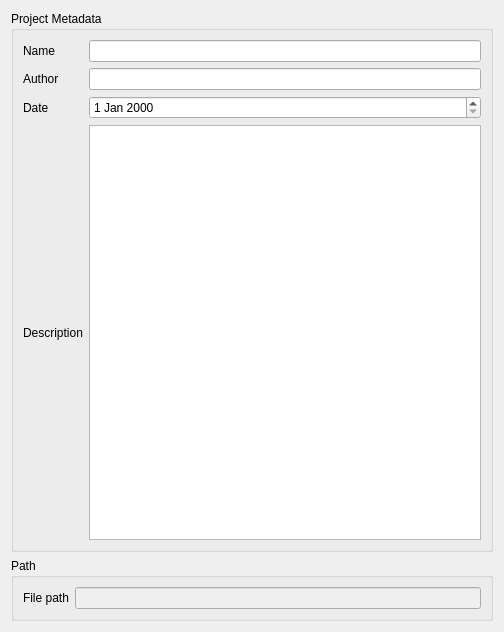
Before: the Qt Designer form ui/project_widget.ui in Eltee/cdegs-aid, drawn with Qt 5.
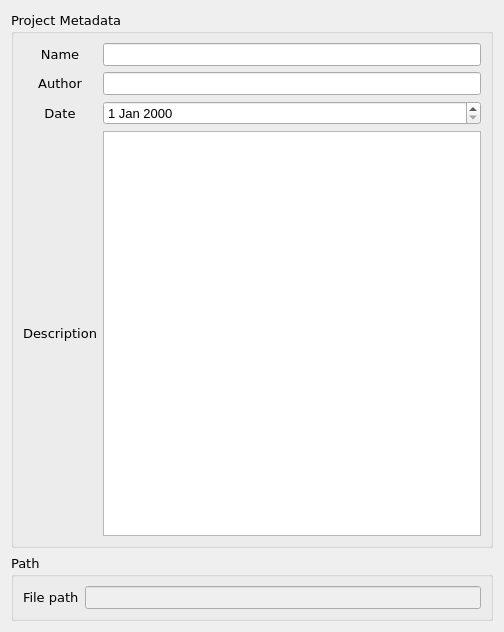
After: the same form once the commit is applied.

Commit message:
ui is all messed up (font-related)
multi cond works

hoorj

```diff
--- a/ui/project_widget.ui
+++ b/ui/project_widget.ui
@@ -28,48 +28,110 @@
   <layout class="QGridLayout" name="gridLayout">
    <item row="0" column="0">
     <widget class="QGroupBox" name="groupBox">
+     <property name="font">
+      <font>
+       <family>Verdana</family>
+       <pointsize>10</pointsize>
+      </font>
+     </property>
      <property name="title">
       <string>Project Metadata</string>
      </property>
      <layout class="QGridLayout" name="gridLayout_2">
       <item row="1" column="1">
-       <widget class="QLineEdit" name="lineEdit_pName"/>
+       <widget class="QLineEdit" name="lineEdit_pName">
+        <property name="font">
+         <font>
+          <family>MS Shell Dlg 2</family>
+         </font>
+        </property>
+       </widget>
       </item>
       <item row="4" column="1">
-       <widget class="QDateEdit" name="dateEdit_pDate"/>
+       <widget class="QDateEdit" name="dateEdit_pDate">
+        <property name="font">
+         <font>
+          <family>MS Shell Dlg 2</family>
+         </font>
+        </property>
+       </widget>
       </item>
       <item row="3" column="1">
-       <widget class="QLineEdit" name="lineEdit_pAuthor"/>
+       <widget class="QLineEdit" name="lineEdit_pAuthor">
+        <property name="font">
+         <font>
+          <family>MS Shell Dlg 2</family>
+         </font>
+        </property>
+       </widget>
       </item>
       <item row="5" column="1">
-       <widget class="QTextEdit" name="textEdit_pDesc"/>
+       <widget class="QTextEdit" name="textEdit_pDesc">
+        <property name="font">
+         <font>
+          <family>MS Shell Dlg 2</family>
+         </font>
+        </property>
+       </widget>
       </item>
       <item row="1" column="0">
        <widget class="QLabel" name="label">
+        <property name="font">
+         <font>
+          <family>Verdana</family>
+         </font>
+        </property>
         <property name="text">
          <string>Name</string>
         </property>
+        <property name="alignment">
+         <set>Qt::AlignCenter</set>
+        </property>
        </widget>
       </item>
       <item row="3" column="0">
        <widget class="QLabel" name="label_2">
+        <property name="font">
+         <font>
+          <family>Verdana</family>
+         </font>
+        </property>
         <property name="text">
          <string>Author</string>
         </property>
+        <property name="alignment">
+         <set>Qt::AlignCenter</set>
+        </property>
        </widget>
       </item>
       <item row="4" column="0">
        <widget class="QLabel" name="label_3">
+        <property name="font">
+         <font>
+          <family>Verdana</family>
+         </font>
+        </property>
         <property name="text">
          <string>Date</string>
         </property>
+        <property name="alignment">
+         <set>Qt::AlignCenter</set>
+        </property>
        </widget>
       </item>
       <item row="5" column="0">
        <widget class="QLabel" name="label_4">
+        <property name="font">
+         <font>
+          <family>Verdana</family>
+         </font>
+        </property>
         <property name="text">
          <string>Description</string>
         </property>
+        <property name="alignment">
+         <set>Qt::AlignCenter</set>
+        </property>
        </widget>
       </item>
      </layout>
@@ -77,6 +139,12 @@
    </item>
    <item row="1" column="0">
     <widget class="QGroupBox" name="groupBox_3">
+     <property name="font">
+      <font>
+       <family>Verdana</family>
+       <pointsize>10</pointsize>
+      </font>
+     </property>
      <property name="title">
       <string>Path</string>
      </property>
@@ -86,10 +154,20 @@
         <property name="enabled">
          <bool>false</bool>
         </property>
+        <property name="font">
+         <font>
+          <family>MS Shell Dlg 2</family>
+         </font>
+        </property>
        </widget>
       </item>
       <item row="0" column="0">
        <widget class="QLabel" name="label_5">
+        <property name="font">
+         <font>
+          <family>Verdana</family>
+         </font>
+        </property>
         <property name="text">
          <string>File path</string>
         </property>
```
The commit also changes 10 other files.
